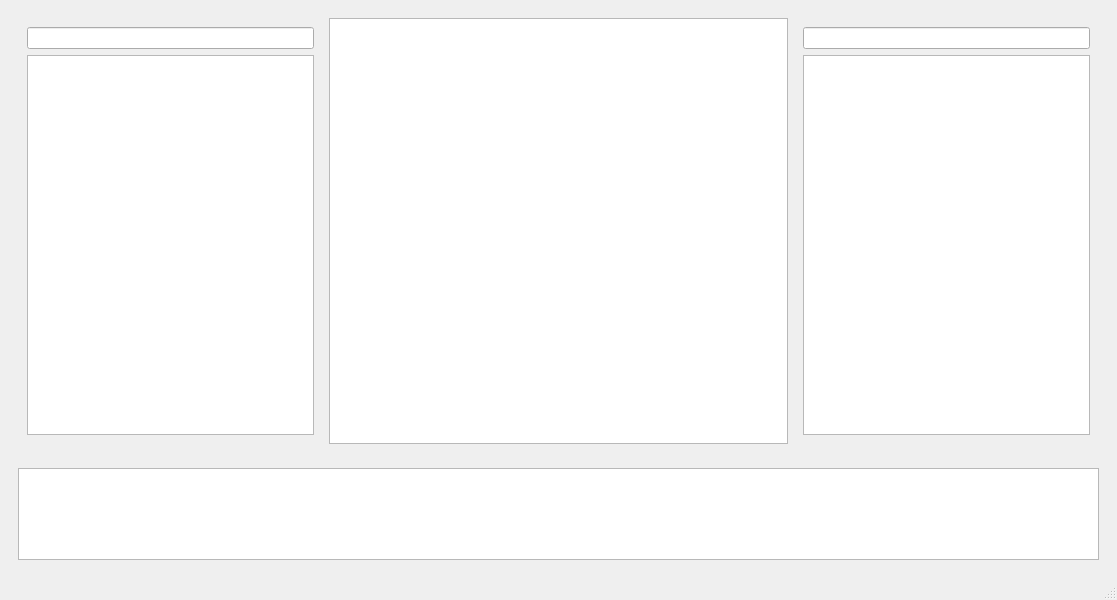
First picture: the form in yaraeditor/ui/yaraeditor.ui, repository YoshiiShinoZaki/yara-editor, before the edit.
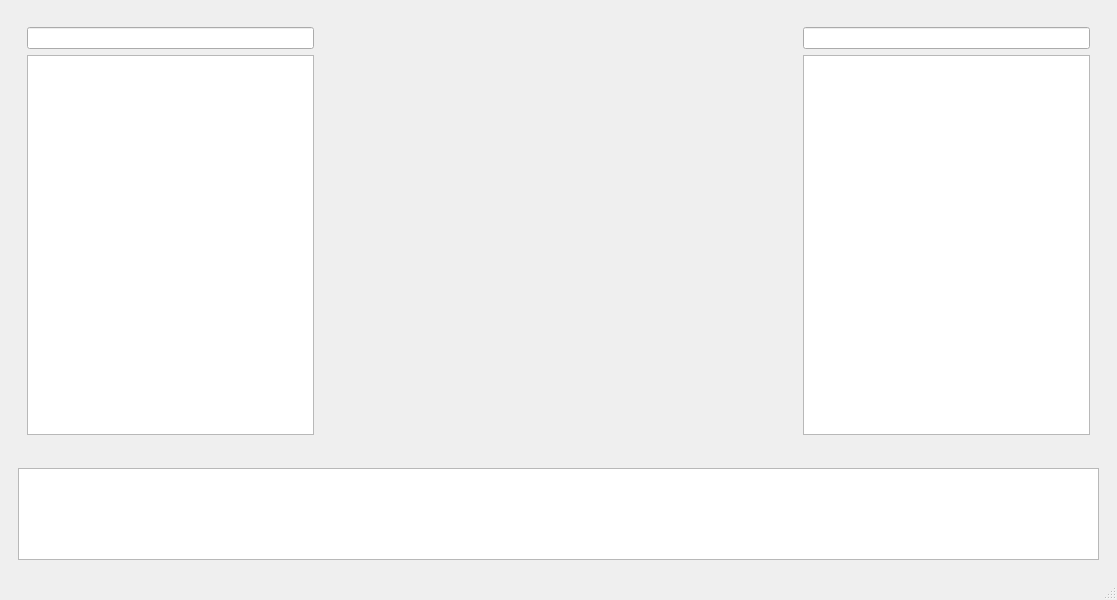
Second picture: the form after the edit. Icons and pictures are not drawn.

Commit message: [add] Add line number in editor and highlight the current line

```diff
--- a/yaraeditor/ui/yaraeditor.ui
+++ b/yaraeditor/ui/yaraeditor.ui
@@ -58,7 +58,7 @@
         </widget>
        </item>
        <item>
-        <widget class="QTextEdit" name="yaraEdit"/>
+        <widget class="QWidget" name="widgetEditor" native="true"/>
        </item>
        <item>
         <widget class="QWidget" name="widget_4" native="true">
```
Left out of the diff: 8 changed lines with no effect on the pictures. The commit also changes 5 other files.
